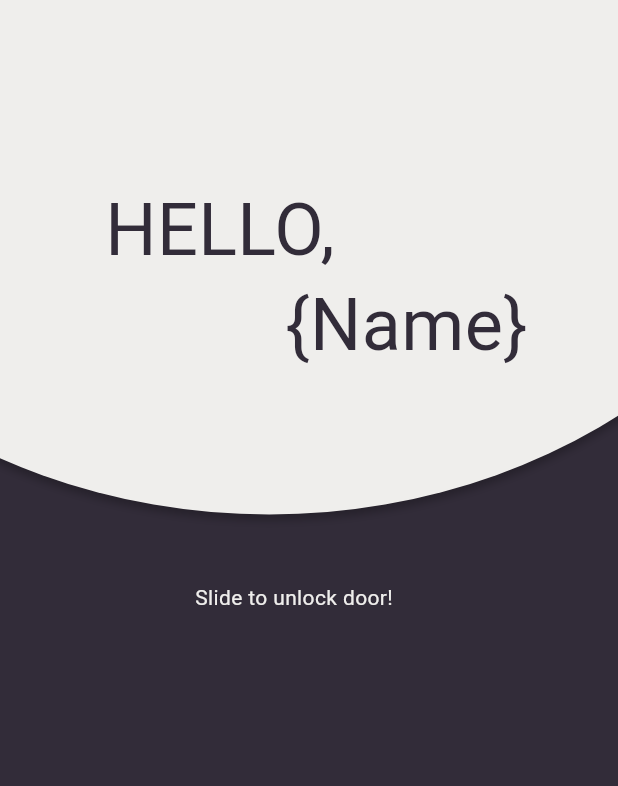
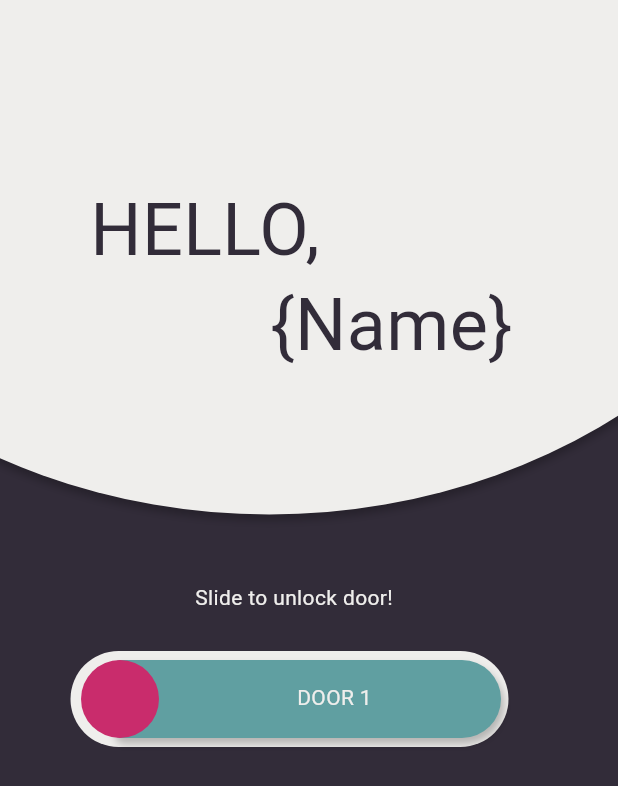
Before and after one commit to Raden616Rizki/evolt-mobile, a Flutter app: the screen it shows after launch, on a phone screen of 412 x 824 dp. Shown: the top 786 px of the screen. Run offline on Flutter 3.47's test engine with Material 3 defaults, Android fonts, the light colour scheme and no system bars; Roboto replaces fonts that are missing (Microsoft YaHei UI, Microsoft Yahei UI, Microsoft Yi Baiti).

Commit message:
Update Halaman Home

```diff
--- a/src/evolt/lib/pages/home_page.dart
+++ b/src/evolt/lib/pages/home_page.dart
@@ -1,4 +1,6 @@
+import 'package:flutter/cupertino.dart';
 import 'package:flutter/material.dart';
+import 'package:flutter/widgets.dart';
 
 class HomePage extends StatefulWidget {
   const HomePage({super.key});
@@ -53,7 +55,7 @@ class _HomePageState extends State<HomePage> {
                   ),
                 ),
                 const Positioned(
-                  left: 70,
+                  left: 60,
                   top: 130,
                   child: Text(
                     'HELLO, ',
@@ -67,7 +69,7 @@ class _HomePageState extends State<HomePage> {
                   ),
                 ),
                 const Positioned(
-                  left: 190,
+                  left: 180,
                   top: 193,
                   child: Text(
                     '{Name}',
@@ -94,6 +96,110 @@ class _HomePageState extends State<HomePage> {
                     ),
                   ),
                 ),
+                Positioned(
+                  left: 47,
+                  top: 434,
+                  child: SizedBox(
+                    width: 292,
+                    height: 64,
+                    child: Stack(
+                      children: [
+                        Positioned(
+                          left: 0,
+                          top: 0,
+                          child: Container(
+                            width: 292,
+                            height: 64,
+                            decoration: ShapeDecoration(
+                              color: const Color(0xFFEFEEEC),
+                              shape: RoundedRectangleBorder(
+                                borderRadius: BorderRadius.circular(50),
+                              ),
+                            ),
+                          ),
+                        ),
+                        Positioned(
+                          left: 28,
+                          top: 6,
+                          child: Container(
+                            width: 259,
+                            height: 52,
+                            decoration: const ShapeDecoration(
+                              color: Color(0xFF609FA1),
+                              shape: RoundedRectangleBorder(
+                                borderRadius: BorderRadius.only(
+                                  topLeft: Radius.circular(10),
+                                  topRight: Radius.circular(50),
+                                  bottomLeft: Radius.circular(10),
+                                  bottomRight: Radius.circular(50),
+                                ),
+                              ),
+                              shadows: [
+                                BoxShadow(
+                                  color: Color(0x3F000000),
+                                  blurRadius: 4,
+                                  offset: Offset(2, 4),
+                                  spreadRadius: 0,
+                                )
+                              ],
+                            ),
+                          ),
+                        ),
+                        Positioned(
+                          left: 7,
+                          top: 6,
+                          child: SizedBox(
+                            width: 52,
+                            height: 52,
+                            child: Stack(
+                              children: [
+                                Positioned(
+                                  left: 0,
+                                  top: 0,
+                                  child: Container(
+                                    width: 52,
+                                    height: 52,
+                                    decoration: const ShapeDecoration(
+                                      color: Color(0xFFC92C6C),
+                                      shape: OvalBorder(),
+                                    ),
+                                  ),
+                                ),
+                                Positioned(
+                                  left: 11.98,
+                                  top: 11.66,
+                                  child: Container(
+                                    width: 28.36,
+                                    height: 28.36,
+                                    clipBehavior: Clip.antiAlias,
+                                    decoration: const BoxDecoration(),
+                                    child: const Stack(
+                                      children: [],
+                                    ),
+                                  ),
+                                ),
+                              ],
+                            ),
+                          ),
+                        ),
+                        const Positioned(
+                          left: 151,
+                          top: 23,
+                          child: Text(
+                            'DOOR 1',
+                            style: TextStyle(
+                              color: Color(0xFFEFEEEC),
+                              fontSize: 14,
+                              fontFamily: 'Microsoft YaHei UI',
+                              fontWeight: FontWeight.w400,
+                              height: 0,
+                            ),
+                          ),
+                        ),
+                      ],
+                    ),
+                  ),
+                ),
               ],
             ),
           )
```
